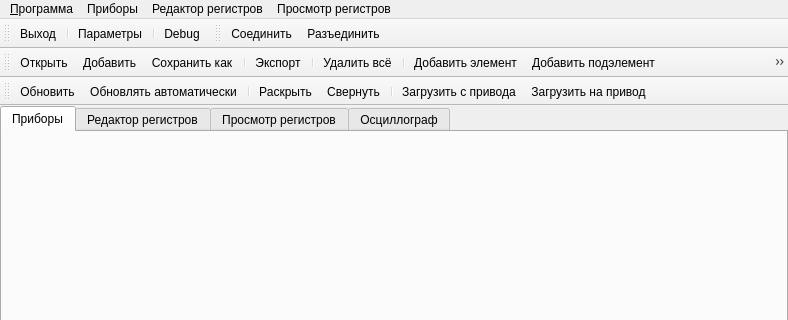
First picture: the form in candrivewin.ui, repository catompiler/QCanDrive, before the edit; both pictures show x 0 to 788 and y 0 to 320 of the 788 by 566 pixel window.
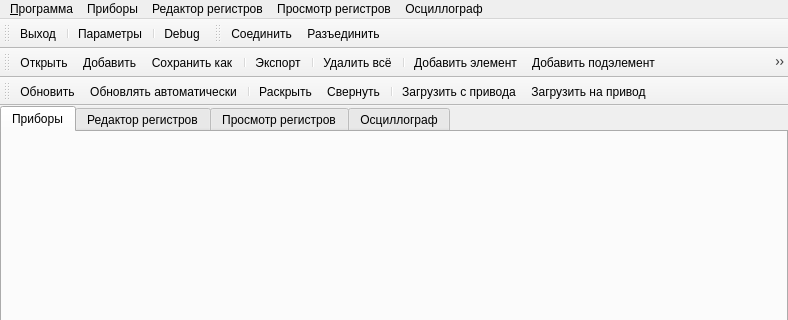
Second picture: the form after the edit. Icons and pictures are not drawn. Custom widgets are drawn as their Qt base class.

```diff
--- a/candrivewin.ui
+++ b/candrivewin.ui
@@ -204,10 +204,18 @@
     <addaction name="actRegsViewExpandTree"/>
     <addaction name="actRegsViewCollapseTree"/>
    </widget>
+   <widget class="QMenu" name="mnuOScope">
+    <property name="title">
+     <string>Осциллограф</string>
+    </property>
+    <addaction name="actOScopeOpen"/>
+    <addaction name="actOScopeSave"/>
+   </widget>
    <addaction name="mnuProgram"/>
    <addaction name="mnuCockpit"/>
    <addaction name="mnuRegList"/>
    <addaction name="mnuRegsView"/>
+   <addaction name="mnuOScope"/>
   </widget>
   <widget class="QStatusBar" name="statusbar"/>
   <widget class="QToolBar" name="tbMain">
```
Left out of the diff: 12 changed lines with no effect on the pictures.
